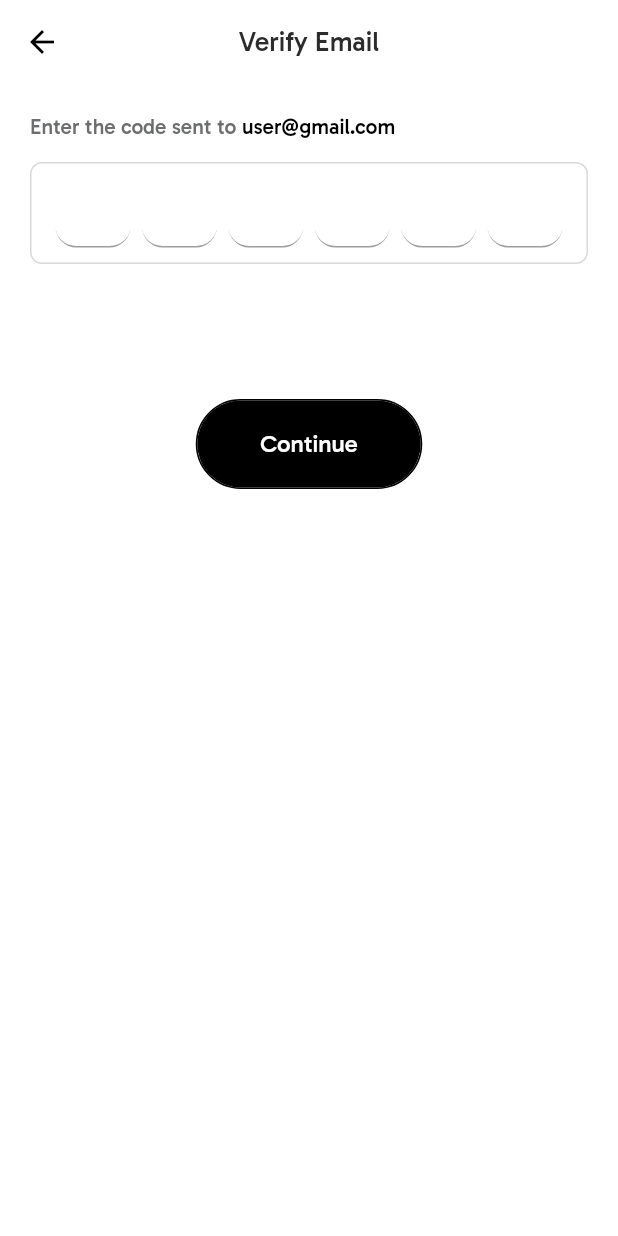
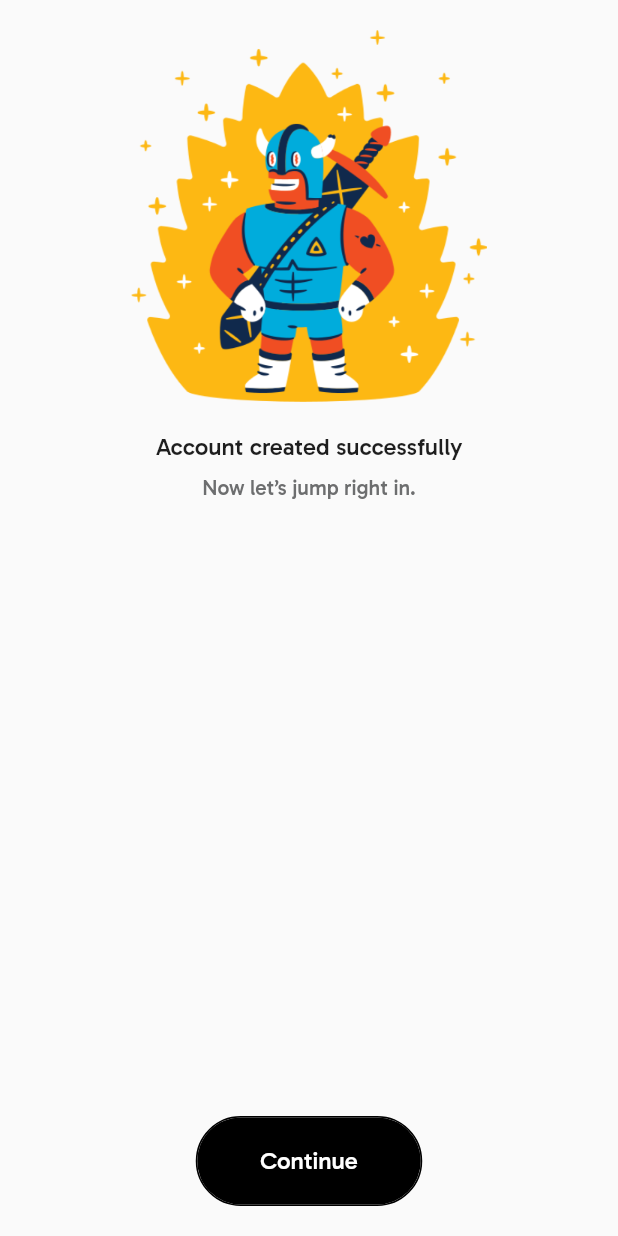
Before and after one commit to parallelbox-lab/harmony_mobilee, a Flutter app: the VerifyEmail screen opened by its route, after a tap on "Continue", on a phone screen of 412 x 824 dp. Run offline on Flutter 3.47's test engine with Material 2 defaults, Android fonts, the phone set to English and light mode, and no system bars; our stand-ins replace flutter_screenutil, flutter_svg, get_it, stacked.

Commit message:
account created UI

```diff
--- /dev/null
+++ b/lib/app/authentication/presentation/screens/account_created/account_created.dart
@@ -0,0 +1,76 @@
+import 'package:flutter/material.dart';
+import 'package:flutter_screenutil/flutter_screenutil.dart';
+import 'package:harmony_mobile/core/navigation/app_router.dart';
+
+import '../../../../../src/res/widgets/custom_button.dart';
+
+class AccountCreated extends StatelessWidget {
+  const AccountCreated({Key? key}) : super(key: key);
+
+  @override
+  Widget build(BuildContext context) {
+    return Scaffold(
+      body: SafeArea(
+        child: Padding(
+          padding: const EdgeInsets.all(20.0),
+          child: Column(
+            mainAxisAlignment: MainAxisAlignment.end,
+            children: [
+              Center(
+                child: Image.asset(
+                  "assets/images/account_created_iimage.png",
+                  width: 237.12,
+                  height: 248,
+                ),
+              ),
+              SizedBox(
+                height: 20.h,
+              ),
+              Text(
+                'Account created successfully',
+                textAlign: TextAlign.center,
+                style: TextStyle(
+                  color: const Color(0xFF1E1E1E),
+                  fontSize: 16.sp,
+                  fontWeight: FontWeight.w500,
+                ),
+              ),
+              const SizedBox(
+                height: 10,
+              ),
+              Text(
+                'Now let’s jump right in.',
+                textAlign: TextAlign.center,
+                style: TextStyle(
+                  color: const Color(0xFF6D6E6F),
+                  fontSize: 14.sp,
+                  fontFamily: 'Gabarito',
+                  fontWeight: FontWeight.w500,
+                ),
+              ),
+              Spacer(),
+              Center(
+                child: ButtonWidget(
+                  press: () {
+                    Navigator.pushNamed(context, Routes.accounntCreatedRoute);
+                  },
+                  width: 151.w,
+                  borderRadius: 100,
+                  ui: Text(
+                    'Continue',
+                    style: TextStyle(
+                      color: Colors.white,
+                      fontSize: 16.sp,
+                      fontFamily: 'Gabarito',
+                      fontWeight: FontWeight.w500,
+                    ),
+                  ),
+                ),
+              )
+            ],
+          ),
+        ),
+      ),
+    );
+  }
+}
--- a/lib/app/authentication/presentation/screens/verify_email/verify_email.dart
+++ b/lib/app/authentication/presentation/screens/verify_email/verify_email.dart
@@ -184,7 +184,7 @@ class _VerifyEmailState extends State<VerifyEmail> {
             Center(
               child: ButtonWidget(
                 press: () {
-                  Navigator.pushNamed(context, Routes.verifyEmailRoute);
+                  Navigator.pushNamed(context, Routes.accounntCreatedRoute);
                 },
                 width: 151.w,
                 borderRadius: 100,
--- a/lib/core/navigation/app_router.dart
+++ b/lib/core/navigation/app_router.dart
@@ -1,4 +1,5 @@
 import 'package:flutter/material.dart';
+import 'package:harmony_mobile/app/authentication/presentation/screens/account_created/account_created.dart';
 import 'package:harmony_mobile/app/authentication/presentation/screens/signup_type_select/signup_type_select.dart';
 import 'package:harmony_mobile/app/authentication/presentation/screens/singup_email_phone/signup_email_phone.dart';
 import 'package:harmony_mobile/app/authentication/presentation/screens/verify_email/verify_email.dart';
@@ -14,6 +15,7 @@ class Routes {
   static const String signupTypeRoute = "/signup-type";
   static const String signupEmail = "/signup-email";
   static const String verifyEmailRoute = "/verify-email";
+  static const String accounntCreatedRoute = "/account-created";
   static const String createAccountRoute = "/create-account";
   static const String forgetPasswordRoute = "/forget-password";
 }
@@ -31,8 +33,8 @@ class RouteGenerator {
         return MaterialPageRoute(builder: (_) => const SignupEmailPhone());
       case Routes.verifyEmailRoute:
         return MaterialPageRoute(builder: (_) => const VerifyEmail());
-      // case Routes.forgetPasswordRoute:
-      //   return MaterialPageRoute(builder: (_) => const ForgetPasswordView());
+      case Routes.accounntCreatedRoute:
+        return MaterialPageRoute(builder: (_) => const AccountCreated());
       // case Routes.onboaringRoute:
       //   return MaterialPageRoute(builder: (_) => const OnboardingView());
       default:
```
Also changed, not shown: assets/images/account_created_iimage.png (added).
